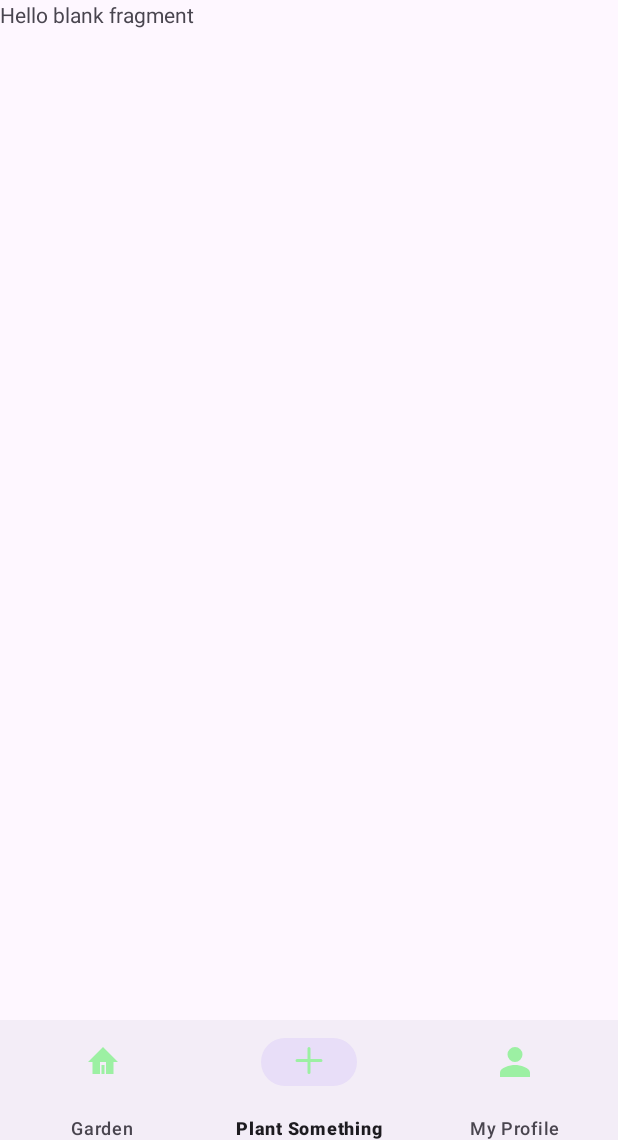
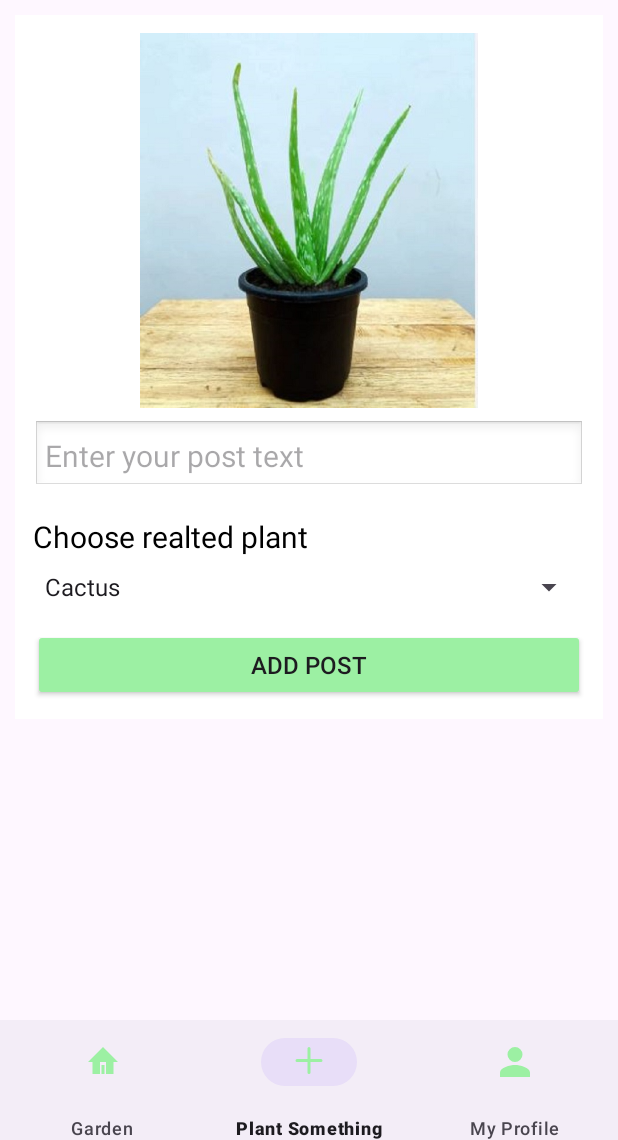
Before and after one commit to noam11111/plants-universe-mobile, an Android app: the createPost screen opened through its navigation route, on a phone screen of 412 x 824 dp, the part 96-1236 px from its top. Run offline under Robolectric (Android 15) with nearby library versions, the phone set to English and light mode, and no system bars; our stand-ins replace Firebase (no records; nobody signed in at launch, a user with empty details on screens opened directly), Room's generated code, navigation-ui.

Commit message:
add post

```diff
--- a/app/build.gradle.kts
+++ b/app/build.gradle.kts
@@ -1,3 +1,4 @@
+// build.gradle (App-level)
 plugins {
     alias(libs.plugins.android.application)
     alias(libs.plugins.kotlin.android)
@@ -30,13 +31,16 @@ android {
             )
         }
     }
+
     compileOptions {
         sourceCompatibility = JavaVersion.VERSION_11
         targetCompatibility = JavaVersion.VERSION_11
     }
+
     kotlinOptions {
         jvmTarget = "11"
     }
+
     buildFeatures {
         viewBinding = true
     }
--- a/app/src/main/AndroidManifest.xml
+++ b/app/src/main/AndroidManifest.xml
@@ -2,7 +2,10 @@
 <manifest xmlns:android="http://schemas.android.com/apk/res/android"
     xmlns:tools="http://schemas.android.com/tools">
 
+    <uses-permission android:name="android.permission.WRITE_EXTERNAL_STORAGE"/>
+    <uses-permission android:name="android.permission.READ_EXTERNAL_STORAGE"/>
     <application
+        android:requestLegacyExternalStorage="true"
         android:name=".ApplicationStarter"
         android:allowBackup="true"
         android:dataExtractionRules="@xml/data_extraction_rules"
--- a/app/src/main/java/com/example/plantsuniverse/data/posts/PostRepository.kt
+++ b/app/src/main/java/com/example/plantsuniverse/data/posts/PostRepository.kt
@@ -1,5 +1,6 @@
 package com.example.plantsuniverse.data.posts
 
+import android.util.Log
 import androidx.lifecycle.LiveData
 import com.example.plantsuniverse.data.users.UserRepository
 import com.example.plantsuniverse.room.DatabaseHolder
@@ -18,10 +19,10 @@ class PostRepository() {
         val batchHandle = Firebase.firestore.batch()
         post.forEach {
             batchHandle.set(firestoreHandle.document(it.id), it)
+            postsDao.upsertPost(it)
         }
 
         batchHandle.commit().await()
-        postsDao.upsertAll(*post)
     }
 
     suspend fun editPost(post: Post) = withContext(Dispatchers.IO) {
--- a/app/src/main/java/com/example/plantsuniverse/ui/main/MainActivity.kt
+++ b/app/src/main/java/com/example/plantsuniverse/ui/main/MainActivity.kt
@@ -1,5 +1,8 @@
 package com.example.plantsuniverse.ui.main
 
+import android.Manifest
+import android.content.pm.PackageManager
+import android.os.Build
 import android.os.Bundle
 import androidx.core.view.ViewCompat
 import androidx.activity.enableEdgeToEdge
@@ -31,5 +34,13 @@ class MainActivity : FragmentActivity() {
             bottomNavigationView.setupWithNavController(navController)
 
         }
+
+        if (Build.VERSION.SDK_INT >= Build.VERSION_CODES.M) {
+            if (checkSelfPermission(Manifest.permission.WRITE_EXTERNAL_STORAGE)
+                != PackageManager.PERMISSION_GRANTED) {
+
+                requestPermissions(arrayOf(Manifest.permission.WRITE_EXTERNAL_STORAGE), 1)
+            }
+        }
     }
 }
--- a/app/src/main/java/com/example/plantsuniverse/ui/main/PostsViewModel.kt
+++ b/app/src/main/java/com/example/plantsuniverse/ui/main/PostsViewModel.kt
@@ -1,5 +1,6 @@
 package com.example.plantsuniverse.ui.main
 
+import android.util.Log
 import androidx.lifecycle.LiveData
 import androidx.lifecycle.MutableLiveData
 import androidx.lifecycle.ViewModel
--- a/app/src/main/java/com/example/plantsuniverse/ui/main/fragments/createPost/CreatePost.kt
+++ b/app/src/main/java/com/example/plantsuniverse/ui/main/fragments/createPost/CreatePost.kt
@@ -1,60 +1,125 @@
 package com.example.plantsuniverse.ui.main.fragments.createPost
 
+import android.app.Activity
+import android.content.Intent
+import android.graphics.Bitmap
+import android.graphics.BitmapFactory
+import android.net.Uri
 import android.os.Bundle
+import android.provider.MediaStore
+import android.util.Base64
+import android.util.Log
 import androidx.fragment.app.Fragment
 import android.view.LayoutInflater
 import android.view.View
 import android.view.ViewGroup
+import android.widget.ArrayAdapter
+import android.widget.Button
+import android.widget.ImageView
+import android.widget.Spinner
+import android.widget.TextView
+import androidx.fragment.app.activityViewModels
+import androidx.navigation.Navigation
 import com.example.plantsuniverse.R
+import com.example.plantsuniverse.data.posts.Post
+import com.example.plantsuniverse.ui.main.PostsViewModel
+import com.google.firebase.auth.FirebaseAuth
+import java.io.ByteArrayOutputStream
 
-// TODO: Rename parameter arguments, choose names that match
-// the fragment initialization parameters, e.g. ARG_ITEM_NUMBER
-private const val ARG_PARAM1 = "param1"
-private const val ARG_PARAM2 = "param2"
+class createPost : Fragment() {
 
-/**
- * A simple [Fragment] subclass.
- * Use the [createPost.newInstance] factory method to
- * create an instance of this fragment.
- */
-class createPost : Fragment() {
-    // TODO: Rename and change types of parameters
-    private var param1: String? = null
-    private var param2: String? = null
+    private val viewModel: PostsViewModel by activityViewModels()
+    private var userId: String = FirebaseAuth.getInstance().currentUser!!.uid
 
-    override fun onCreate(savedInstanceState: Bundle?) {
-        super.onCreate(savedInstanceState)
-        arguments?.let {
-            param1 = it.getString(ARG_PARAM1)
-            param2 = it.getString(ARG_PARAM2)
-        }
-    }
+    private lateinit var imageView: ImageView
+    private lateinit var base64Image: String
 
     override fun onCreateView(
         inflater: LayoutInflater, container: ViewGroup?,
         savedInstanceState: Bundle?
     ): View? {
-        // Inflate the layout for this fragment
+        Log.d("Noam - createPost", "noammmm")
         return inflater.inflate(R.layout.fragment_create_post, container, false)
     }
 
+    override fun onViewCreated(view: View, savedInstanceState: Bundle?) {
+        super.onViewCreated(view, savedInstanceState)
+        val content = view.findViewById<TextView>(R.id.content_edit_text)
+        val plantTypeSpinner = view.findViewById<Spinner>(R.id.plant_type_spinner)
+        imageView = view.findViewById<ImageView>(R.id.postImage)
+
+        populateSpinner(plantTypeSpinner)
+
+        imageView.setOnClickListener {
+            pickImageFromGallery()
+        }
+
+        val addPostButton = view.findViewById<Button>(R.id.create_reviewer_button)
+
+        addPostButton.setOnClickListener {
+            val selectedPlantType = plantTypeSpinner.selectedItem.toString()
+            val newPost = Post(
+                ownerId = userId,
+                text = "${content.text}\n#${selectedPlantType}",
+                photo = base64Image
+            )
+            viewModel.addPost(newPost)
+            val action = createPostDirections.actionCreatePostFragmentToFeed()
+            Navigation.findNavController(it).navigate(action)
+        }
+
+    }
+
+    private fun populateSpinner(spinner: Spinner) {
+        // Plant types list to populate the spinner
+        val plantTypes = arrayOf("Cactus", "Fern", "Succulent", "Rose", "Tulip")
+
+        val adapter = ArrayAdapter(
+            requireContext(),
+            android.R.layout.simple_spinner_item,
+            plantTypes
+        )
+        adapter.setDropDownViewResource(android.R.layout.simple_spinner_dropdown_item)
+        spinner.adapter = adapter
+    }
+
+    private fun pickImageFromGallery() {
+        val intent = Intent(Intent.ACTION_PICK, MediaStore.Images.Media.EXTERNAL_CONTENT_URI)
+        intent.type = "image/*"
+        startActivityForResult(intent, REQUEST_IMAGE_PICK)
+    }
+
+    override fun onActivityResult(requestCode: Int, resultCode: Int, data: Intent?) {
+        super.onActivityResult(requestCode, resultCode, data)
+        if (requestCode == REQUEST_IMAGE_PICK && resultCode == Activity.RESULT_OK) {
+            val uri: Uri? = data?.data
+            uri?.let {
+                // Display the image
+                imageView.setImageURI(uri)
+
+                // Convert image to Base64
+                base64Image = convertImageToBase64(uri)
+            }
+        }
+    }
+
+    private fun convertImageToBase64(uri: Uri): String {
+        val inputStream = requireContext().contentResolver.openInputStream(uri)
+        val originalBitmap = BitmapFactory.decodeStream(inputStream)
+
+        // Reduce the dimensions of the image
+        val scaledBitmap = Bitmap.createScaledBitmap(originalBitmap, 480, 480, true) // Adjust width/height
+
+        // Compress the Bitmap
+        val compressedStream = ByteArrayOutputStream()
+        scaledBitmap.compress(Bitmap.CompressFormat.JPEG, 70, compressedStream) // Lower quality to 30%
+        val compressedByteArray = compressedStream.toByteArray()
+
+        // Convert to Base64
+        return Base64.encodeToString(compressedByteArray, Base64.DEFAULT)
+    }
+
     companion object {
-        /**
-         * Use this factory method to create a new instance of
-         * this fragment using the provided parameters.
-         *
-         * @param param1 Parameter 1.
-         * @param param2 Parameter 2.
-         * @return A new instance of fragment createPost.
-         */
-        // TODO: Rename and change types and number of parameters
-        @JvmStatic
-        fun newInstance(param1: String, param2: String) =
-            createPost().apply {
-                arguments = Bundle().apply {
-                    putString(ARG_PARAM1, param1)
-                    putString(ARG_PARAM2, param2)
-                }
-            }
+        private const val REQUEST_IMAGE_PICK = 1001
     }
 }
--- a/app/src/main/res/layout/fragment_create_post.xml
+++ b/app/src/main/res/layout/fragment_create_post.xml
@@ -1,14 +1,85 @@
 <?xml version="1.0" encoding="utf-8"?>
 <FrameLayout xmlns:android="http://schemas.android.com/apk/res/android"
-    xmlns:tools="http://schemas.android.com/tools"
+    xmlns:app="http://schemas.android.com/apk/res-auto"
     android:layout_width="match_parent"
-    android:layout_height="match_parent"
-    tools:context=".ui.main.fragments.createPost.createPost">
+    android:layout_height="wrap_content"
+    android:layout_margin="10dp"
+    app:cardCornerRadius="16dp"
+    app:cardElevation="6dp">
 
-    <!-- TODO: Update blank fragment layout -->
-    <TextView
+
+    <RelativeLayout
         android:layout_width="match_parent"
-        android:layout_height="match_parent"
-        android:text="@string/hello_blank_fragment" />
+        android:layout_height="wrap_content"
+        android:background="@android:color/white"
+        android:padding="12dp">
+
+        <!-- Post Image -->
+        <com.google.android.material.imageview.ShapeableImageView
+            android:id="@+id/postImage"
+            android:layout_width="0dp"
+            android:layout_height="250dp"
+            android:layout_alignParentStart="true"
+            android:layout_alignParentEnd="true"
+            android:background="@android:color/darker_gray"
+            android:backgroundTint="@color/white"
+            android:contentDescription="Post Image"
+            android:scaleType="fitCenter"
+            android:src="@drawable/default_post_img"
+            app:layout_constraintDimensionRatio="1:1" />
+
+        <!-- Username EditText -->
+        <EditText
+            android:id="@+id/content_edit_text"
+            android:layout_width="wrap_content"
+            android:layout_height="wrap_content"
+            android:layout_below="@id/postImage"
+            android:layout_alignParentStart="true"
+            android:layout_alignParentEnd="true"
+            android:layout_marginTop="8dp"
+            android:background="@android:drawable/edit_text"
+            android:hint="Enter your post text"
+            android:padding="8dp"
+            android:text=""
+            android:textColor="?attr/colorOnBackground"
+            android:textSize="20sp" />
+
+        <!-- Label for Plant Type Spinner -->
+        <TextView
+            android:id="@+id/plant_type_label"
+            android:layout_width="wrap_content"
+            android:layout_height="wrap_content"
+            android:layout_below="@id/content_edit_text"
+            android:layout_alignParentStart="true"
+            android:layout_marginTop="16dp"
+            android:text="Choose realted plant"
+            android:textSize="20sp"
+            android:textColor="@android:color/black" />
+
+        <!-- Plant Type Dropdown (Spinner) -->
+        <Spinner
+            android:id="@+id/plant_type_spinner"
+            android:layout_width="match_parent"
+            android:layout_height="wrap_content"
+            android:layout_below="@id/plant_type_label"
+            android:layout_marginTop="8dp"
+            android:layout_alignParentStart="true"
+            android:layout_alignParentEnd="true" />
+
+        <!-- Add Post Button -->
+        <Button
+            android:id="@+id/create_reviewer_button"
+            android:layout_width="wrap_content"
+            android:layout_height="wrap_content"
+            android:text="Add Post"
+            android:textSize="16sp"
+            android:gravity="center"
+            android:layout_below="@id/plant_type_spinner"
+            android:layout_alignParentStart="true"
+            android:layout_alignParentEnd="true"
+            android:backgroundTint="@color/colorPrimary"
+            android:layout_marginTop="16dp" />
+
+    </RelativeLayout>
 
 </FrameLayout>
--- a/app/src/main/res/navigation/nav_graph.xml
+++ b/app/src/main/res/navigation/nav_graph.xml
@@ -4,12 +4,13 @@
     xmlns:tools="http://schemas.android.com/tools"
     android:id="@+id/nav_graph"
     app:startDestination="@id/feed">
+
     <fragment
         android:id="@+id/feed"
         android:name="com.example.plantsuniverse.ui.main.fragments.feed.Feed"
         android:label="fragment_feed"
-        tools:layout="@layout/fragment_feed" >
-    </fragment>
+        tools:layout="@layout/fragment_feed" />
+
     <fragment
         android:id="@+id/profile"
         android:name="com.example.plantsuniverse.ui.main.fragments.profile.Profile"
@@ -20,5 +21,10 @@
         android:id="@+id/createPost"
         android:name="com.example.plantsuniverse.ui.main.fragments.createPost.createPost"
         android:label="fragment_create_post"
-        tools:layout="@layout/fragment_create_post" />
+        tools:layout="@layout/fragment_create_post">
+        <action
+            android:id="@+id/actionCreatePostFragmentToFeed"
+            app:destination="@id/feed" />
+    </fragment>
+
 </navigation>
--- a/build.gradle.kts
+++ b/build.gradle.kts
@@ -1,4 +1,4 @@
-// Top-level build file where you can add configuration options common to all sub-projects/modules.
+// build.gradle (Project-level)
 buildscript {
     dependencies {
         classpath(libs.androidx.navigation.safe.args.gradle.plugin)
```
Also changed, not shown: app/src/main/java/com/example/plantsuniverse/data/posts/Post.kt (+4 -3 lines).
